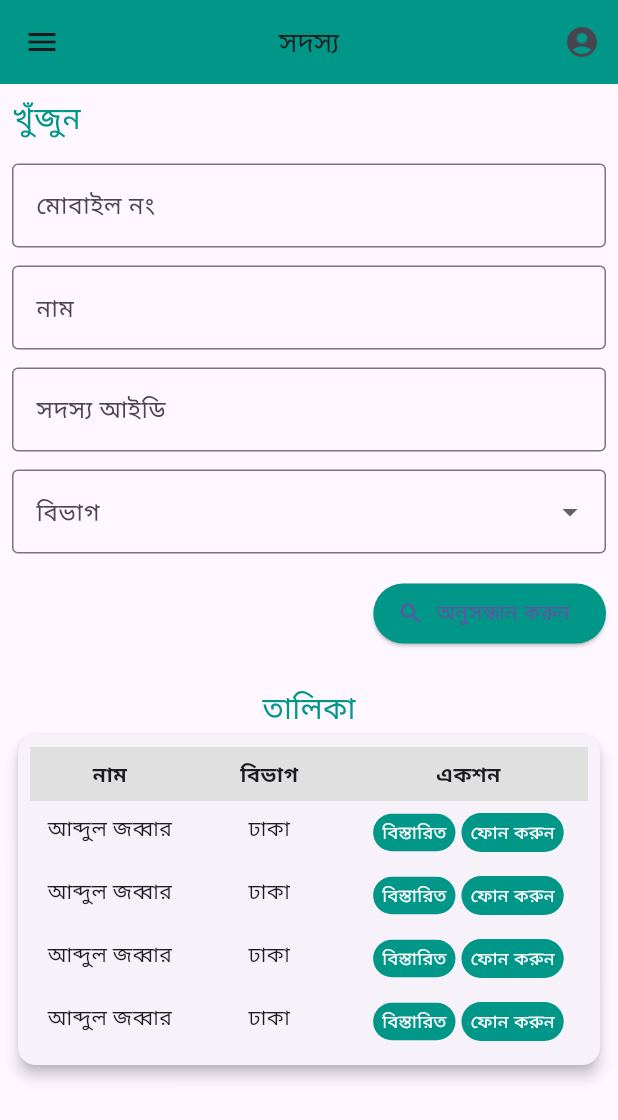
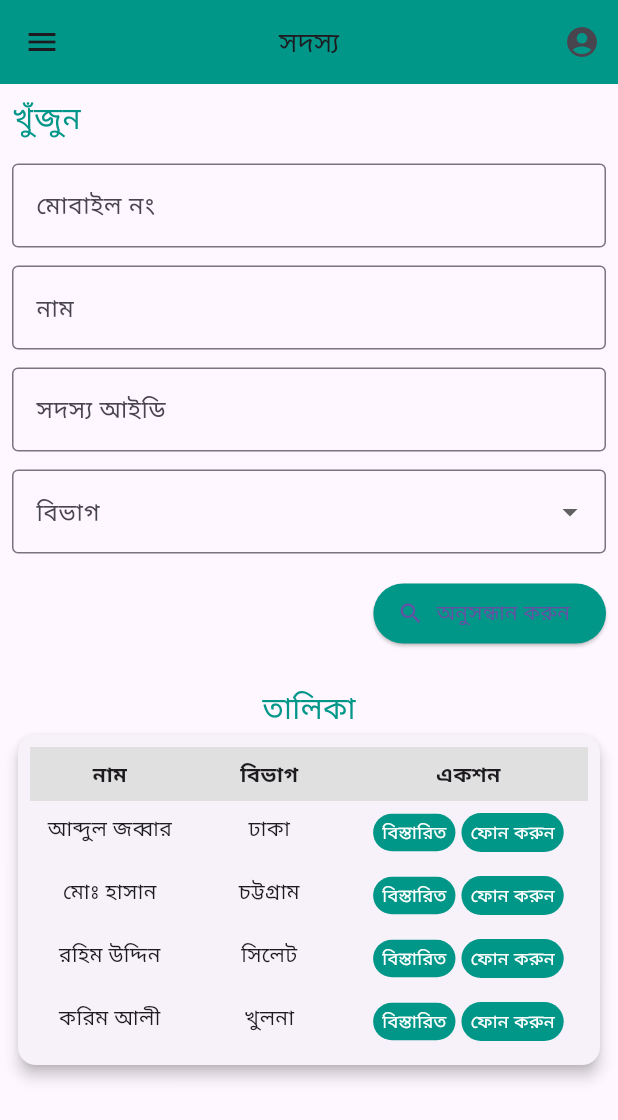
Before and after one commit to tarikbinaziz/talika_app, a Flutter app: the screen it shows after launch, after a tap on "ফোন করুন", on a phone screen of 412 x 824 dp. Shown: the top 1120 px of the screen. Run offline on Flutter 3.47's test engine with Material 3 defaults, Android fonts, the phone set to English and light mode, and no system bars; our stand-ins replace get.

Commit message:
ui complete

```diff
--- a/lib/main.dart
+++ b/lib/main.dart
@@ -13,10 +13,10 @@ class MemberController extends GetxController {
   final divisions = ['ঢাকা', 'চট্টগ্রাম', 'খুলনা', 'রাজশাহী'];
 
   final memberList = [
-    {'name': 'আব্দুল জব্বার', 'division': 'ঢাকা'},
-    {'name': 'আব্দুল জব্বার', 'division': 'ঢাকা'},
-    {'name': 'আব্দুল জব্বার', 'division': 'ঢাকা'},
-    {'name': 'আব্দুল জব্বার', 'division': 'ঢাকা'},
+    {'name': 'আব্দুল জব্বার', 'division': 'ঢাকা', 'phone': '0123456789'},
+    {'name': 'মোঃ হাসান', 'division': 'চট্টগ্রাম', 'phone': '01712345678'},
+    {'name': 'রহিম উদ্দিন', 'division': 'সিলেট', 'phone': '01898765432'},
+    {'name': 'করিম আলী', 'division': 'খুলনা', 'phone': '01987654321'},
   ].obs;
 
   void searchMembers() {
@@ -33,8 +33,8 @@ class MemberController extends GetxController {
     update();
   }
 
-  void phoneCall() {
-    makePhoneCall("01700000000");
+  void phoneCall(String phoneNumber) {
+    makePhoneCall(phoneNumber);
   }
 }
 
@@ -219,7 +219,8 @@ class MemberList extends StatelessWidget {
                           ),
                           const SizedBox(width: 4),
                           GestureDetector(
-                            onTap: () => controller.phoneCall(),
+                            onTap: () =>
+                                controller.phoneCall(member['phone'] ?? ''),
                             child: Container(
                               padding: const EdgeInsets.symmetric(
                                   horizontal: 6, vertical: 4),
```
